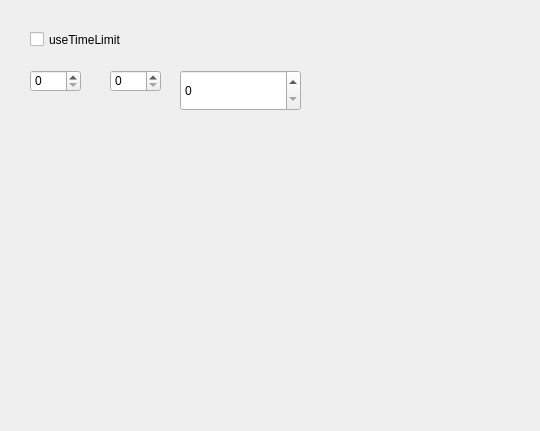
First picture: the form in Adora/Adora/Ui/Setting/TimeLimitSettingWidget.ui, repository hash1018/Adora, before the edit.
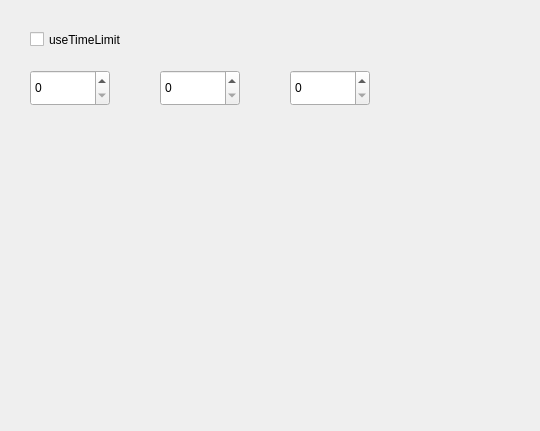
Second picture: the form after the edit.

Patch:
```diff
--- a/Adora/Adora/Ui/Setting/TimeLimitSettingWidget.ui
+++ b/Adora/Adora/Ui/Setting/TimeLimitSettingWidget.ui
@@ -31,10 +31,22 @@
     <rect>
      <x>30</x>
      <y>70</y>
-     <width>51</width>
-     <height>22</height>
+     <width>80</width>
+     <height>36</height>
     </rect>
    </property>
+   <property name="minimumSize">
+    <size>
+     <width>80</width>
+     <height>36</height>
+    </size>
+   </property>
+   <property name="maximumSize">
+    <size>
+     <width>80</width>
+     <height>36</height>
+    </size>
+   </property>
    <property name="maximum">
     <number>99</number>
    </property>
@@ -42,12 +54,24 @@
   <widget class="QSpinBox" name="minuteSpinBox">
    <property name="geometry">
     <rect>
-     <x>110</x>
+     <x>160</x>
      <y>70</y>
-     <width>51</width>
-     <height>22</height>
+     <width>80</width>
+     <height>36</height>
     </rect>
    </property>
+   <property name="minimumSize">
+    <size>
+     <width>80</width>
+     <height>36</height>
+    </size>
+   </property>
+   <property name="maximumSize">
+    <size>
+     <width>80</width>
+     <height>36</height>
+    </size>
+   </property>
    <property name="maximum">
     <number>59</number>
    </property>
@@ -55,12 +79,24 @@
   <widget class="QSpinBox" name="secondSpinBox">
    <property name="geometry">
     <rect>
-     <x>180</x>
+     <x>290</x>
      <y>70</y>
-     <width>121</width>
-     <height>41</height>
+     <width>80</width>
+     <height>36</height>
     </rect>
    </property>
+   <property name="minimumSize">
+    <size>
+     <width>80</width>
+     <height>36</height>
+    </size>
+   </property>
+   <property name="maximumSize">
+    <size>
+     <width>80</width>
+     <height>36</height>
+    </size>
+   </property>
    <property name="maximum">
     <number>59</number>
    </property>
```
